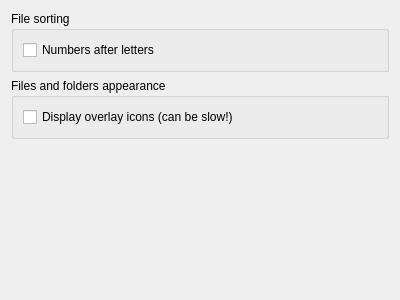
Qt form qt-app/src/settings/csettingspageinterface.ui (VioletGiraffe/file-commander) before a commit.
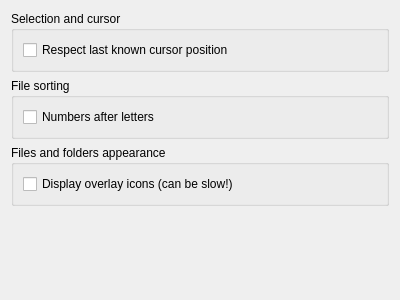
The same form after that commit.

Commit message: "Respect last cursor position" option added

The edit to the form file:
```diff
--- a/qt-app/src/settings/csettingspageinterface.ui
+++ b/qt-app/src/settings/csettingspageinterface.ui
@@ -14,6 +14,25 @@
    <string>Interface</string>
   </property>
   <layout class="QVBoxLayout" name="verticalLayout_2">
+   <item>
+    <widget class="QGroupBox" name="groupBoxSelection">
+     <property name="title">
+      <string>Selection and cursor</string>
+     </property>
+     <layout class="QVBoxLayout" name="verticalLayout_5">
+      <item>
+       <widget class="QCheckBox" name="_cbRespectLastCursorPos">
+        <property name="toolTip">
+         <string>When entering a floder, restore last known cursor position for this folder, if any (instead of always placing the cursor at the [..] item).</string>
+        </property>
+        <property name="text">
+         <string>Respect last known cursor position</string>
+        </property>
+       </widget>
+      </item>
+     </layout>
+    </widget>
+   </item>
    <item>
     <widget class="QGroupBox" name="groupBoxSorting">
      <property name="title">
```
The commit also changes 3 other files.
